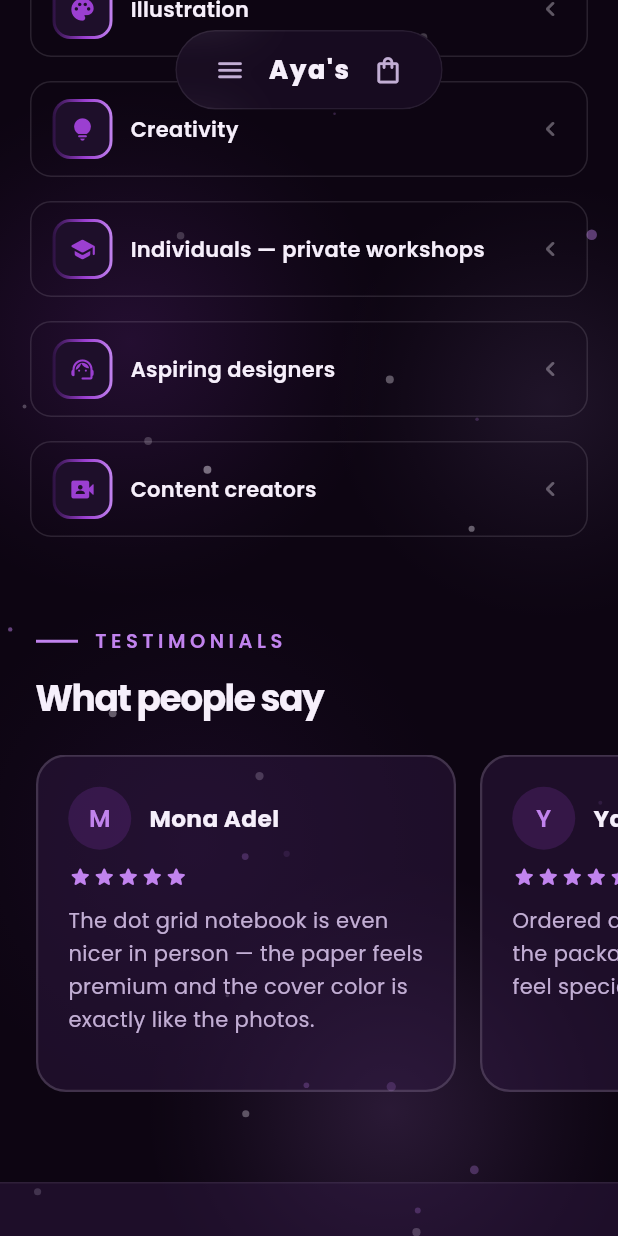
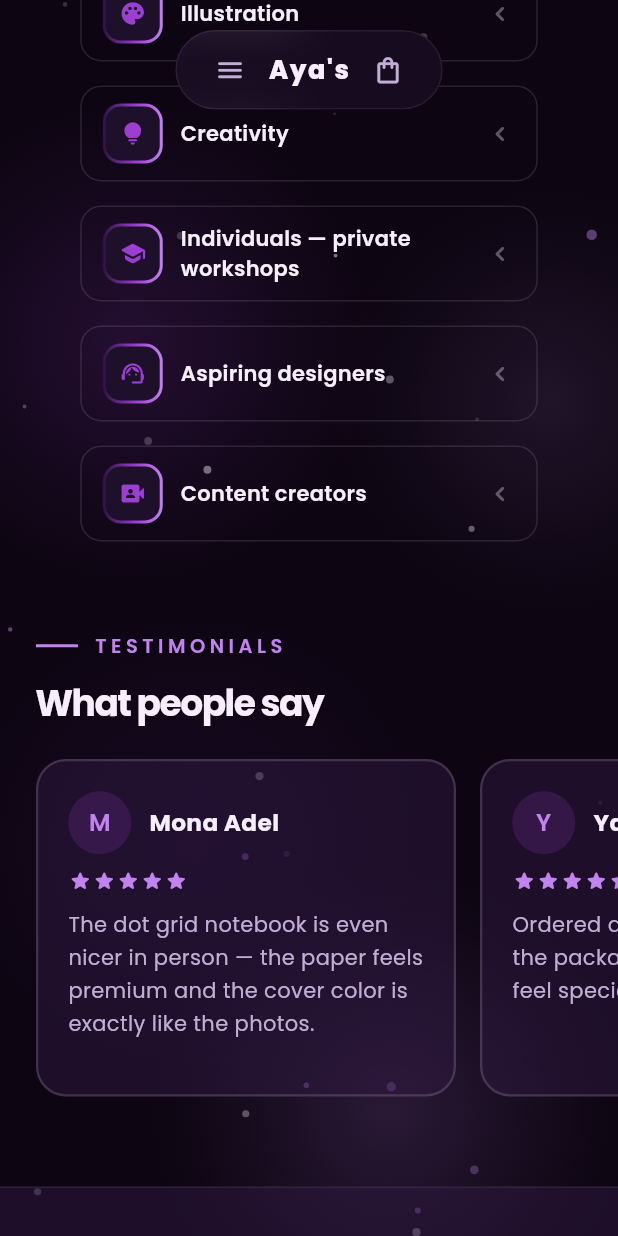
Before and after one commit to aya-graphique/aya-graphique, a Flutter app: the screen it shows after launch, scrolled down 1152 dp, on a phone screen of 412 x 824 dp. Run offline on Flutter 3.47's test engine with Material 3 defaults, Android fonts, the phone set to English and light mode, and no system bars; drawn by our look-alikes of flutter_animate; our stand-ins replace file_picker, google_fonts, shared_preferences, supabase_flutter, visibility_detector; accounts and stored records are empty.

Commit message:
update UI

```diff
--- a/lib/screens/home_screen.dart
+++ b/lib/screens/home_screen.dart
@@ -381,6 +381,7 @@ class _ShopPreviewSection extends StatelessWidget {
                 eyebrow: context.strings.mostRequestedEyebrow,
                 title: context.strings.artisticProductsLabel,
                 titleSize: isMobile ? 24 : 30,
+                eyebrowSize: isMobile ? 15 : 17,
               ),
             ),
           ),
@@ -498,7 +499,7 @@ class _EyebrowCirclesSection extends StatelessWidget {
             Text(eyebrow,
                 style: AppFonts.label(
                   color: colors.orchid,
-                  size: isMobile ? 12.5 : 16,
+                  size: isMobile ? 15 : 19,
                   letterSpacing: isMobile ? 1.2 : 3.0,
                 )),
           ],
--- a/lib/widgets/owner_intro_card.dart
+++ b/lib/widgets/owner_intro_card.dart
@@ -81,7 +81,10 @@ class OwnerIntroCard extends StatelessWidget {
         );
 
     final audienceCircles = isMobile
-        ? Column(
+        ? Center(
+            child: FractionallySizedBox(
+              widthFactor: 0.82,
+              child: Column(
                 children: [
                   for (var i = 0; i < audiences.length; i++) ...[
                     if (i != 0) const SizedBox(height: 16),
@@ -92,6 +95,8 @@ class OwnerIntroCard extends StatelessWidget {
                     ),
                   ],
                 ],
+              ),
+            ),
           )
         : Row(
             crossAxisAlignment: CrossAxisAlignment.start,
--- a/lib/widgets/section_heading.dart
+++ b/lib/widgets/section_heading.dart
@@ -9,6 +9,7 @@ class SectionHeading extends StatelessWidget {
   final TextAlign align;
   final bool boostArabicSize;
   final double titleSize;
+  final double? eyebrowSize;
 
   const SectionHeading({
     super.key,
@@ -18,6 +19,7 @@ class SectionHeading extends StatelessWidget {
     this.align = TextAlign.start,
     this.boostArabicSize = true,
     this.titleSize = 40,
+    this.eyebrowSize,
   });
 
   @override
@@ -37,7 +39,12 @@ class SectionHeading extends StatelessWidget {
               color: context.colors.orchid,
             ),
             const SizedBox(width: 10),
-            Text(eyebrow, style: AppFonts.label(color: context.colors.orchid, boostArabicSize: boostArabicSize)),
+            Text(eyebrow,
+                style: AppFonts.label(
+                  color: context.colors.orchid,
+                  boostArabicSize: boostArabicSize,
+                  size: eyebrowSize ?? 13,
+                )),
           ],
         ).animate().fadeIn(duration: 500.ms).slideX(begin: -0.1, end: 0),
         const SizedBox(height: 16),
```
Also changed, not shown: 1 other file. Lines whose indentation alone changed are shown as unchanged.
